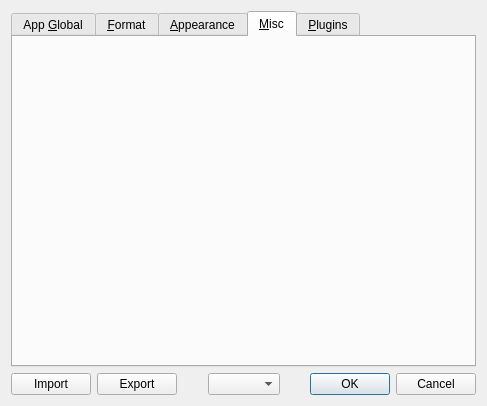
Kolcha/DigitalClock5, file app/gui/settings_dialog.ui: the form before one commit.
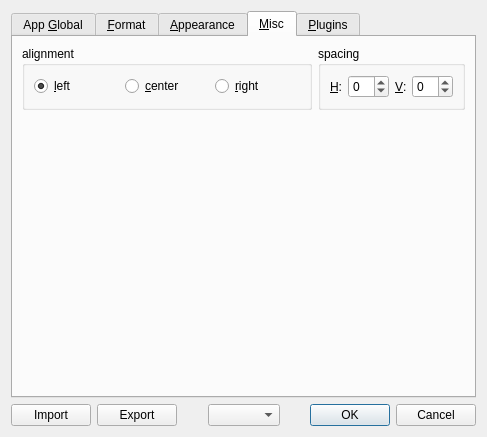
The form after the commit. The open tabs and pages were chosen to show the change. Icons and pictures are not drawn.

```diff
--- a/app/gui/settings_dialog.ui
+++ b/app/gui/settings_dialog.ui
@@ -7,7 +7,7 @@
     <x>0</x>
     <y>0</y>
     <width>487</width>
-    <height>406</height>
+    <height>437</height>
    </rect>
   </property>
   <property name="windowTitle">
@@ -477,39 +477,6 @@
          </layout>
         </widget>
        </item>
-       <item row="2" column="0">
-        <widget class="QGroupBox" name="anchor_group">
-         <property name="title">
-          <string>alignment</string>
-         </property>
-         <layout class="QHBoxLayout" name="horizontalLayout_3">
-          <item>
-           <widget class="QRadioButton" name="anchor_left">
-            <property name="text">
-             <string>left</string>
-            </property>
-            <property name="checked">
-             <bool>true</bool>
-            </property>
-           </widget>
-          </item>
-          <item>
-           <widget class="QRadioButton" name="anchor_center">
-            <property name="text">
-             <string>center</string>
-            </property>
-           </widget>
-          </item>
-          <item>
-           <widget class="QRadioButton" name="anchor_right">
-            <property name="text">
-             <string>right</string>
-            </property>
-           </widget>
-          </item>
-         </layout>
-        </widget>
-       </item>
        <item row="0" column="1">
         <widget class="QCheckBox" name="is_separator_flashes">
          <property name="text">
@@ -781,6 +748,103 @@
       <attribute name="title">
        <string>&amp;Misc</string>
       </attribute>
+      <layout class="QGridLayout" name="gridLayout_9" columnstretch="1,0">
+       <item row="0" column="0">
+        <widget class="QGroupBox" name="anchor_group">
+         <property name="title">
+          <string>alignment</string>
+         </property>
+         <layout class="QHBoxLayout" name="horizontalLayout_3">
+          <item>
+           <widget class="QRadioButton" name="anchor_left">
+            <property name="text">
+             <string>&amp;left</string>
+            </property>
+            <property name="checked">
+             <bool>true</bool>
+            </property>
+           </widget>
+          </item>
+          <item>
+           <widget class="QRadioButton" name="anchor_center">
+            <property name="text">
+             <string>&amp;center</string>
+            </property>
+           </widget>
+          </item>
+          <item>
+           <widget class="QRadioButton" name="anchor_right">
+            <property name="text">
+             <string>&amp;right</string>
+            </property>
+           </widget>
+          </item>
+         </layout>
+        </widget>
+       </item>
+       <item row="0" column="1">
+        <widget class="QGroupBox" name="spacing_group">
+         <property name="title">
+          <string>spacing</string>
+         </property>
+         <layout class="QHBoxLayout" name="spacing_layout">
+          <item>
+           <widget class="QLabel" name="hs_label">
+            <property name="text">
+             <string>&amp;H:</string>
+            </property>
+            <property name="buddy">
+             <cstring>hs_edit</cstring>
+            </property>
+           </widget>
+          </item>
+          <item>
+           <widget class="QSpinBox" name="hs_edit">
+            <property name="minimum">
+             <number>-8</number>
+            </property>
+            <property name="maximum">
+             <number>16</number>
+            </property>
+           </widget>
+          </item>
+          <item>
+           <widget class="QLabel" name="vs_label">
+            <property name="text">
+             <string>&amp;V:</string>
+            </property>
+            <property name="buddy">
+             <cstring>vs_edit</cstring>
+            </property>
+           </widget>
+          </item>
+          <item>
+           <widget class="QSpinBox" name="vs_edit">
+            <property name="minimum">
+             <number>-8</number>
+            </property>
+            <property name="maximum">
+             <number>16</number>
+            </property>
+           </widget>
+          </item>
+         </layout>
+        </widget>
+       </item>
+       <item row="1" column="0">
+        <spacer name="verticalSpacer_5">
+         <property name="orientation">
+          <enum>Qt::Orientation::Vertical</enum>
+         </property>
+         <property name="sizeHint" stdset="0">
+          <size>
+           <width>20</width>
+           <height>258</height>
+          </size>
+         </property>
+        </spacer>
+       </item>
+      </layout>
      </widget>
      <widget class="QWidget" name="plugins_tab">
       <attribute name="title">
```
Left out of the diff: 236 changed lines with no effect on the pictures.
